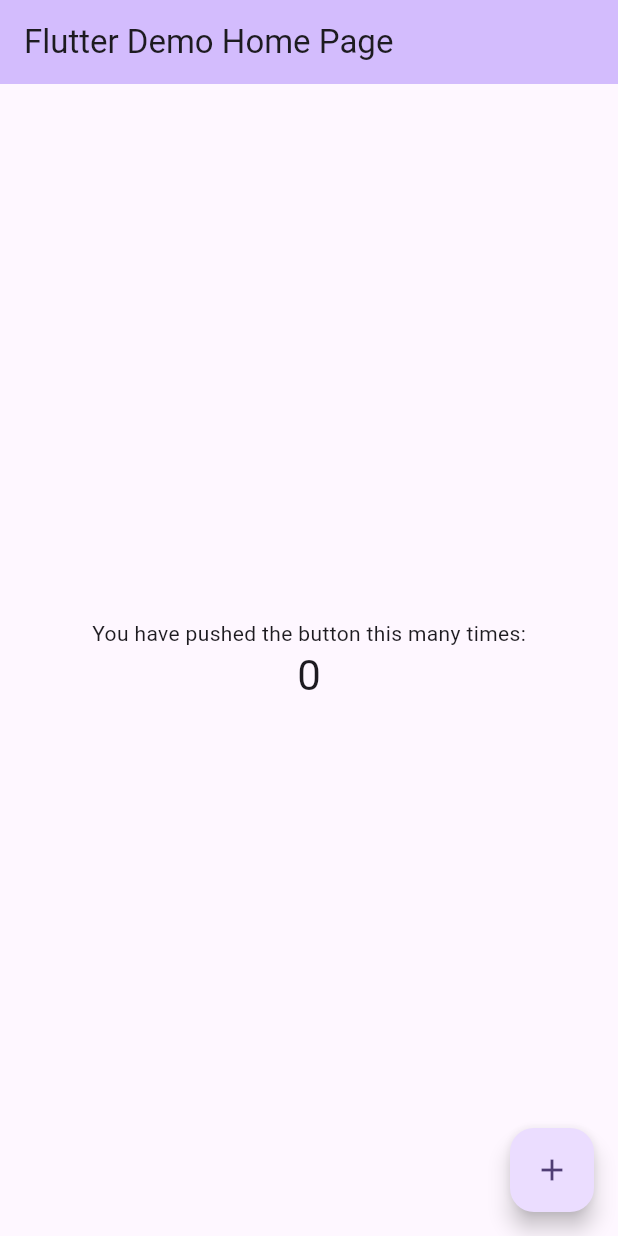
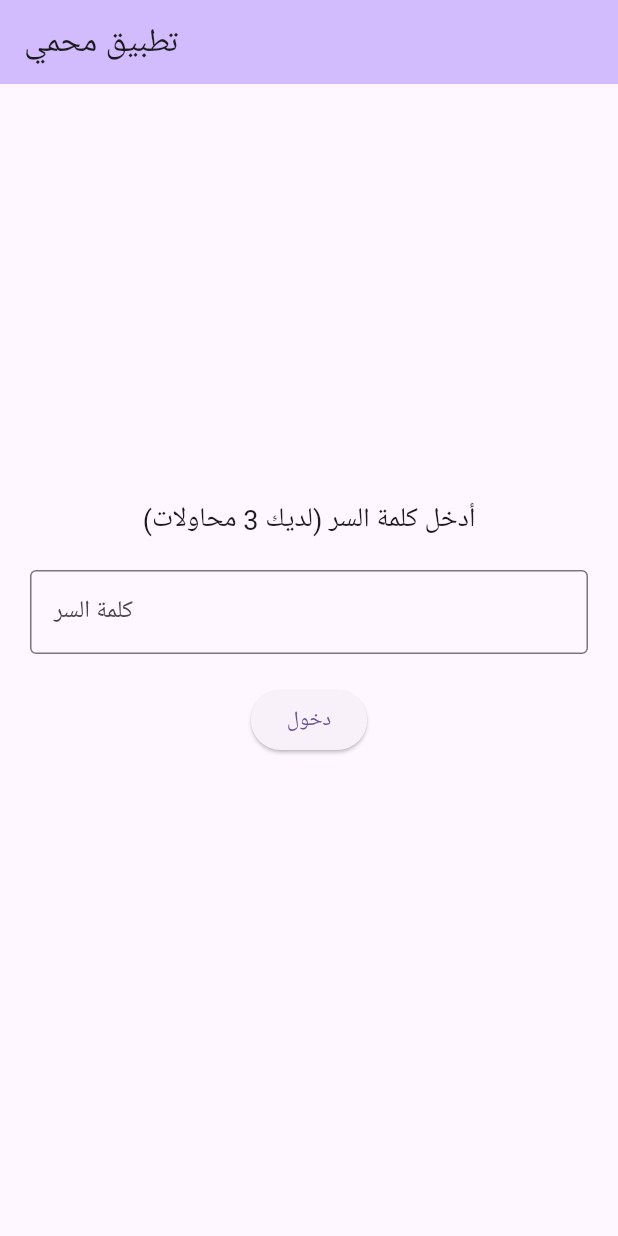
Before and after one commit to could-ai/019a4ff3-c64d-7c75-9aa4-a123c5cdcc98, a Flutter app: the screen it shows after launch, on a phone screen of 412 x 824 dp. Run offline on Flutter 3.47's test engine with Material 3 defaults, Android fonts, the phone set to English and light mode, and no system bars.

Commit message:
تم تحديث ملف `main.dart` ليبدأ التطبيق بشاشة تسجيل الدخول (`LoginScreen`) بدلاً من الشاشة الافتراضية. تم تعديل العنوان وإزالة الكود التجريبي السابق لتوفير نقطة انطلاق نظيفة للتطبيق الجديد.; تم إنشاء ملف `login_screen.dart` جديد لتوفير واجهة مستخدم لتسجيل الدخول. هذه الشاشة تحاكي وظيفة ملف Python الذي قدمته، حيث تمنح المستخدم 3 محاولات لإدخال كلمة المرور الصحيحة (كلمة المرور التجريبية هي "123"). بعد 3 محاولات فاشلة، يتم قفل زر الدخول.; تم إنشاء ملف `protected_screen.dart` جديد ليمثل "المنطقة المحمية" التي يتم الوصول إليها بعد تسجيل الدخول بنجاح. تحتوي هذه الشاشة على رسالة ترحيب وزر لتسجيل الخروج، والذي يعيد المستخدم إلى شاشة تسجيل الدخول.

```diff
--- /dev/null
+++ b/usr/lib/login_screen.dart
@@ -0,0 +1,99 @@
+import 'package:flutter/material.dart';
+import 'package:couldai_user_app/protected_screen.dart';
+
+class LoginScreen extends StatefulWidget {
+  const LoginScreen({super.key});
+
+  @override
+  State<LoginScreen> createState() => _LoginScreenState();
+}
+
+class _LoginScreenState extends State<LoginScreen> {
+  final TextEditingController _passwordController = TextEditingController();
+  int _attempts = 3;
+  String _message = '';
+  bool _isLocked = false;
+
+  void _verifyPassword() {
+    if (_isLocked) return;
+
+    // For demonstration, the password is "123"
+    if (_passwordController.text == '123') {
+      setState(() {
+        _message = '✔ تم التحقق بنجاح — مرحباً بك!';
+        _attempts = 3; // Reset attempts on success
+      });
+      // Navigate to protected screen
+      Navigator.push(
+        context,
+        MaterialPageRoute(builder: (context) => const ProtectedScreen()),
+      ).then((_) {
+        // Reset state when returning from protected screen
+        setState(() {
+          _passwordController.clear();
+          _message = '';
+        });
+      });
+    } else {
+      setState(() {
+        _attempts--;
+        if (_attempts > 0) {
+          _message = '⚠ كلمة السر خاطئة. المتبقي: $_attempts محاولة(ات).';
+        } else {
+          _message = 'تم استنفاد عدد المحاولات. يتم إنهاء البرنامج.';
+          _isLocked = true;
+        }
+      });
+    }
+  }
+
+  @override
+  Widget build(BuildContext context) {
+    return Scaffold(
+      appBar: AppBar(
+        title: const Text('تطبيق محمي'),
+        backgroundColor: Theme.of(context).colorScheme.inversePrimary,
+      ),
+      body: Padding(
+        padding: const EdgeInsets.all(20.0),
+        child: Column(
+          mainAxisAlignment: MainAxisAlignment.center,
+          children: <Widget>[
+            Text(
+              _isLocked
+                  ? 'تم قفل الدخول'
+                  : 'أدخل كلمة السر (لديك $_attempts محاولات)',
+              style: const TextStyle(fontSize: 18),
+              textAlign: TextAlign.center,
+            ),
+            const SizedBox(height: 20),
+            TextField(
+              controller: _passwordController,
+              obscureText: true,
+              enabled: !_isLocked,
+              decoration: const InputDecoration(
+                border: OutlineInputBorder(),
+                labelText: 'كلمة السر',
+              ),
+              textAlign: TextAlign.right,
+            ),
+            const SizedBox(height: 20),
+            ElevatedButton(
+              onPressed: _isLocked ? null : _verifyPassword,
+              child: const Text('دخول'),
+            ),
+            const SizedBox(height: 20),
+            Text(
+              _message,
+              style: TextStyle(
+                color: _message.startsWith('⚠') ? Colors.red : Colors.green,
+                fontSize: 16,
+              ),
+              textAlign: TextAlign.center,
+            ),
+          ],
+        ),
+      ),
+    );
+  }
+}
--- a/usr/lib/main.dart
+++ b/usr/lib/main.dart
@@ -1,4 +1,5 @@
 import 'package:flutter/material.dart';
+import 'package:couldai_user_app/login_screen.dart';
 
 void main() {
   runApp(const MyApp());
@@ -7,114 +8,16 @@ void main() {
 class MyApp extends StatelessWidget {
   const MyApp({super.key});
 
-  // This widget is the root of your application.
   @override
   Widget build(BuildContext context) {
     return MaterialApp(
-      title: 'Flutter Demo',
+      title: 'Protected App',
       debugShowCheckedModeBanner: false,
       theme: ThemeData(
-        // This is the theme of your application.
-        //
-        // TRY THIS: Try running your application with "flutter run". You'll see
-        // the application has a purple toolbar. Then, without quitting the app,
-        // try changing the seedColor in the colorScheme below to Colors.green
-        // and then invoke "hot reload" (save your changes or press the "hot
-        // reload" button in a Flutter-supported IDE, or press "r" if you used
-        // the command line to start the app).
-        //
-        // Notice that the counter didn't reset back to zero; the application
-        // state is not lost during the reload. To reset the state, use hot
-        // restart instead.
-        //
-        // This works for code too, not just values: Most code changes can be
-        // tested with just a hot reload.
         colorScheme: ColorScheme.fromSeed(seedColor: Colors.deepPurple),
+        useMaterial3: true,
       ),
-      home: const MyHomePage(title: 'Flutter Demo Home Page'),
+      home: const LoginScreen(),
     );
   }
 }
-
-class MyHomePage extends StatefulWidget {
-  const MyHomePage({super.key, required this.title});
-
-  // This widget is the home page of your application. It is stateful, meaning
-  // that it has a State object (defined below) that contains fields that affect
-  // how it looks.
-
-  // This class is the configuration for the state. It holds the values (in this
-  // case the title) provided by the parent (in this case the App widget) and
-  // used by the build method of the State. Fields in a Widget subclass are
-  // always marked "final".
-
-  final String title;
-
-  @override
-  State<MyHomePage> createState() => _MyHomePageState();
-}
-
-class _MyHomePageState extends State<MyHomePage> {
-  int _counter = 0;
-
-  void _incrementCounter() {
-    setState(() {
-      // This call to setState tells the Flutter framework that something has
-      // changed in this State, which causes it to rerun the build method below
-      // so that the display can reflect the updated values. If we changed
-      // _counter without calling setState(), then the build method would not be
-      // called again, and so nothing would appear to happen.
-      _counter++;
-    });
-  }
-
-  @override
-  Widget build(BuildContext context) {
-    // This method is rerun every time setState is called, for instance as done
-    // by the _incrementCounter method above.
-    //
-    // The Flutter framework has been optimized to make rerunning build methods
-    // fast, so that you can just rebuild anything that needs updating rather
-    // than having to individually change instances of widgets.
-    return Scaffold(
-      appBar: AppBar(
-        // TRY THIS: Try changing the color here to a specific color (to
-        // Colors.amber, perhaps?) and trigger a hot reload to see the AppBar
-        // change color while the other colors stay the same.
-        backgroundColor: Theme.of(context).colorScheme.inversePrimary,
-        // Here we take the value from the MyHomePage object that was created by
-        // the App.build method, and use it to set our appbar title.
-        title: Text(widget.title),
-      ),
-      body: Center(
-        // Center is a layout widget. It takes a single child and positions it
-        // in the middle of the parent.
-        child: Column(
-          // Column is also a layout widget. It takes a list of children and
-          // arranges them vertically. By default, it sizes itself to fit its
-          // children horizontally, and tries to be as tall as its parent.
-          //
-          // Column has various properties to control how it sizes itself and
-          // how it positions its children. Here we use mainAxisAlignment to
-          // center the children vertically; the main axis here is the vertical
-          // axis because Columns are vertical (the cross axis would be
-          // horizontal).
-          //
-          // TRY THIS: Invoke "debug painting" (choose the "Toggle Debug Paint"
-          // action in the IDE, or press "p" in the console), to see the
-          // wireframe for each widget.
-          mainAxisAlignment: MainAxisAlignment.center,
-          children: <Widget>[
-            const Text('You have pushed the button this many times:'),
-            Text('$_counter', style: Theme.of(context).textTheme.headlineMedium),
-          ],
-        ),
-      ),
-      floatingActionButton: FloatingActionButton(
-        onPressed: _incrementCounter,
-        tooltip: 'Increment',
-        child: const Icon(Icons.add),
-      ), // This trailing comma makes auto-formatting nicer for build methods.
-    );
-  }
-}
```
Also changed, not shown: usr/lib/protected_screen.dart (added, +38 -0 lines).
